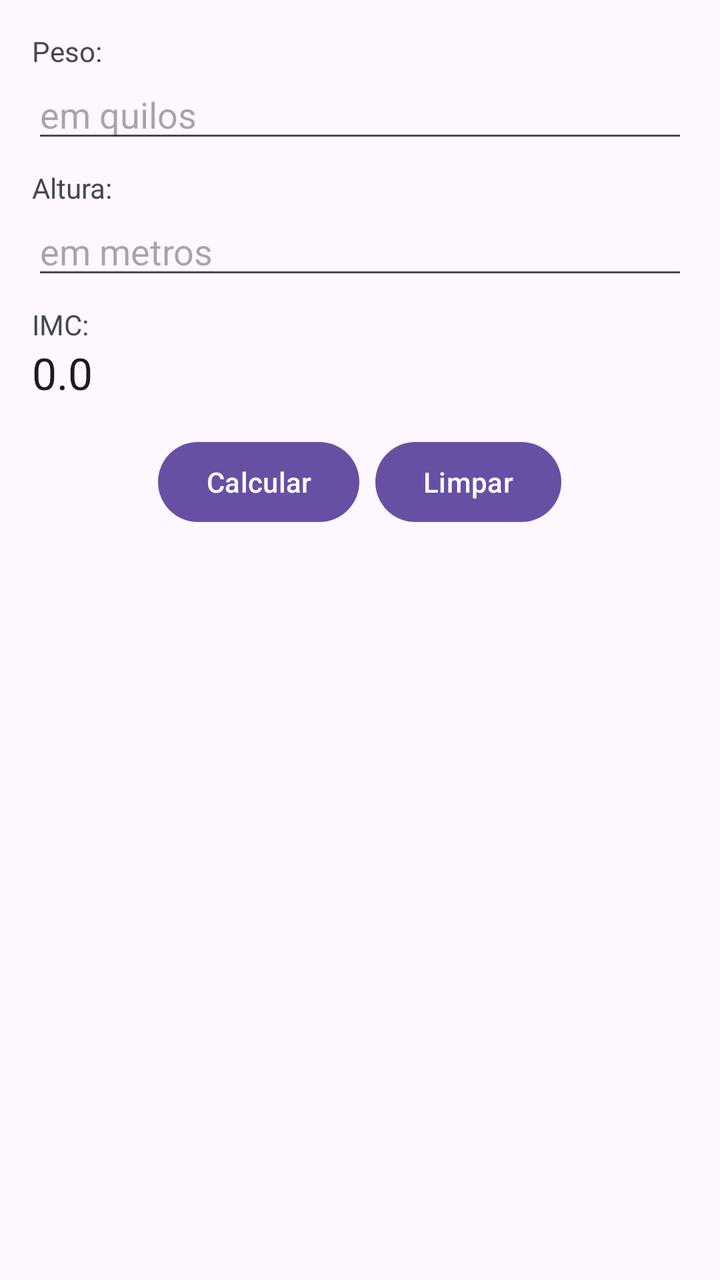
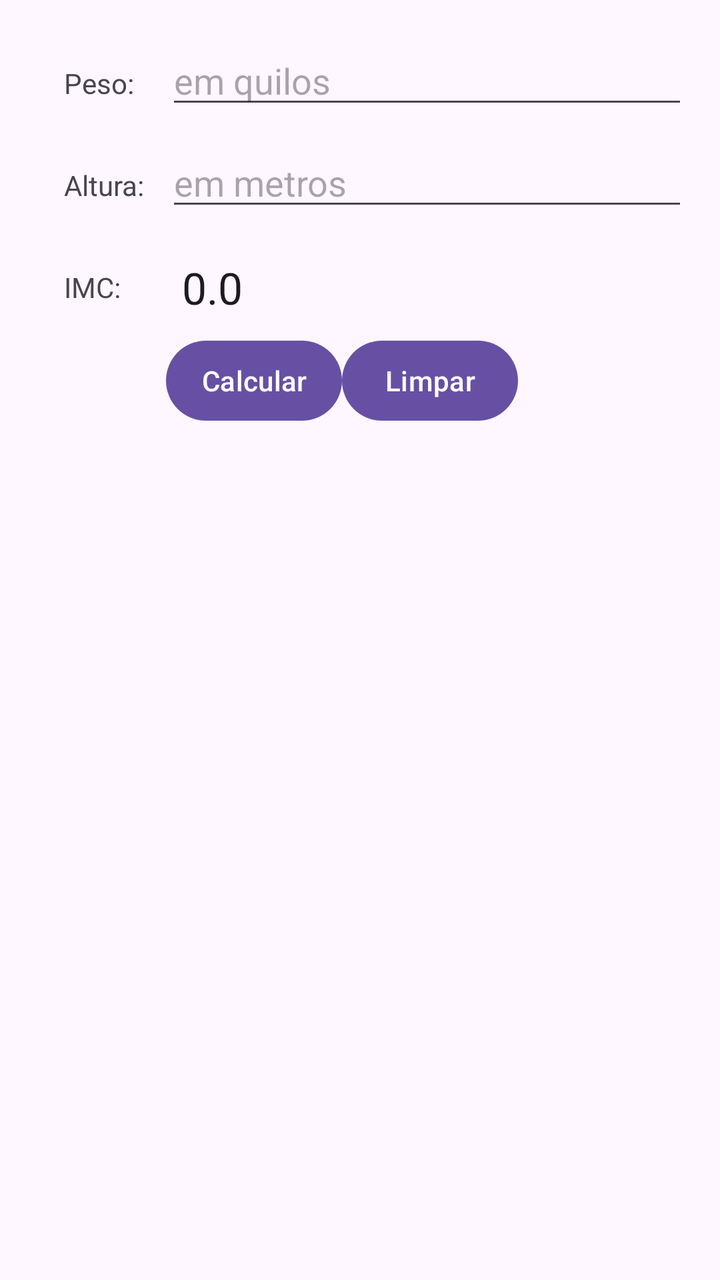

Screens rendered from an Android XML layout before and after an edit, with the pre-edit source and the edit as a unified diff.
<!-- AndroidManifest.xml: application theme Theme.CalculaIMC -->
<!-- res/layout/activity_main.xml -->
<?xml version="1.0" encoding="utf-8"?>
<LinearLayout xmlns:android="http://schemas.android.com/apk/res/android"
    xmlns:app="http://schemas.android.com/apk/res-auto"
    xmlns:tools="http://schemas.android.com/tools"
    android:id="@+id/main"
    android:layout_width="match_parent"
    android:layout_height="match_parent"
    android:orientation="vertical"
    android:padding="16dp"
    tools:context=".MainActivity">

    <TextView
        android:layout_width="wrap_content"
        android:layout_height="wrap_content"
        android:text="Peso:" />

    <EditText
        android:id="@+id/etPeso"
        android:layout_width="match_parent"
        android:layout_height="wrap_content"
        android:hint="em quilos"
        android:inputType="numberDecimal" />

    <TextView
        android:layout_width="wrap_content"
        android:layout_height="wrap_content"
        android:layout_marginTop="8dp"
        android:text="Altura:" />

    <EditText
        android:id="@+id/etAltura"
        android:layout_width="match_parent"
        android:layout_height="wrap_content"
        android:hint="em metros"
        android:inputType="numberDecimal" />

    <TextView
        android:layout_width="wrap_content"
        android:layout_height="wrap_content"
        android:layout_marginTop="8dp"
        android:text="IMC:" />

    <TextView
        android:id="@+id/tvResultado"
        android:layout_width="wrap_content"
        android:layout_height="wrap_content"
        android:text="0.0"
        android:textAppearance="@android:style/TextAppearance.Large" />

    <LinearLayout
        android:layout_width="match_parent"
        android:layout_height="wrap_content"
        android:layout_marginTop="16dp"
        android:gravity="center_horizontal"
        android:orientation="horizontal">

        <Button
            android:id="@+id/btCalcular"
            android:layout_width="wrap_content"
            android:layout_height="wrap_content"
            android:text="Calcular" />

        <Button
            android:id="@+id/btLimpar"
            android:layout_width="wrap_content"
            android:layout_height="wrap_content"
            android:layout_marginStart="8dp"
            android:text="Limpar" />

    </LinearLayout>

</LinearLayout>
<!-- resources referenced by this layout -->
<resources>
  <style name="Theme.CalculaIMC" parent="Base.Theme.CalculaIMC" />
  <style name="Base.Theme.CalculaIMC" parent="Theme.Material3.DayNight.NoActionBar">
          
          
      </style>
</resources>

<!-- the commit's change to res/layout/activity_main.xml (unified diff, before → after) -->
@@ -1,5 +1,5 @@
 <?xml version="1.0" encoding="utf-8"?>
-<LinearLayout xmlns:android="http://schemas.android.com/apk/res/android"
+<androidx.constraintlayout.widget.ConstraintLayout xmlns:android="http://schemas.android.com/apk/res/android"
     xmlns:app="http://schemas.android.com/apk/res-auto"
     xmlns:tools="http://schemas.android.com/tools"
     android:id="@+id/main"
@@ -10,63 +10,87 @@
     tools:context=".MainActivity">
 
     <TextView
+        android:id="@+id/tvPeso"
         android:layout_width="wrap_content"
         android:layout_height="wrap_content"
-        android:text="Peso:" />
+        android:padding="16dp"
+        android:text="Peso:"
+        app:layout_constraintStart_toStartOf="parent"
+        app:layout_constraintTop_toTopOf="parent" />
 
     <EditText
         android:id="@+id/etPeso"
-        android:layout_width="match_parent"
+        android:layout_width="0dp"
         android:layout_height="wrap_content"
+        android:layout_marginBottom="6dp"
         android:hint="em quilos"
-        android:inputType="numberDecimal" />
+        android:inputType="numberDecimal"
+        app:layout_constraintBottom_toBottomOf="@+id/tvPeso"
+        app:layout_constraintEnd_toEndOf="parent"
+        app:layout_constraintStart_toEndOf="@+id/tvPeso"
+        app:layout_constraintTop_toTopOf="parent" />
 
     <TextView
+        android:id="@+id/tvAltura"
         android:layout_width="wrap_content"
         android:layout_height="wrap_content"
-        android:layout_marginTop="8dp"
-        android:text="Altura:" />
+        android:padding="16dp"
+        android:text="Altura:"
+        app:layout_constraintStart_toStartOf="@+id/tvPeso"
+        app:layout_constraintTop_toBottomOf="@+id/tvPeso" />
 
     <EditText
         android:id="@+id/etAltura"
-        android:layout_width="match_parent"
+        android:layout_width="0dp"
         android:layout_height="wrap_content"
+        android:layout_marginBottom="6dp"
         android:hint="em metros"
-        android:inputType="numberDecimal" />
+        android:inputType="numberDecimal"
+        app:layout_constraintBottom_toBottomOf="@+id/tvAltura"
+        app:layout_constraintEnd_toEndOf="parent"
+        app:layout_constraintStart_toStartOf="@+id/etPeso"
+        app:layout_constraintTop_toTopOf="@id/tvAltura" />
 
     <TextView
+        android:id="@+id/tvImc"
         android:layout_width="wrap_content"
         android:layout_height="wrap_content"
-        android:layout_marginTop="8dp"
-        android:text="IMC:" />
+        android:text="IMC:"
+        android:padding="16dp"
+        app:layout_constraintStart_toStartOf="@id/tvAltura"
+        app:layout_constraintTop_toBottomOf="@id/tvAltura"
+        />
 
     <TextView
         android:id="@+id/tvResultado"
         android:layout_width="wrap_content"
         android:layout_height="wrap_content"
         android:text="0.0"
-        android:textAppearance="@android:style/TextAppearance.Large" />
+        android:textAppearance="@android:style/TextAppearance.Large"
+        android:padding="8dp"
+        app:layout_constraintStart_toStartOf="@+id/etPeso"
+        app:layout_constraintTop_toTopOf="@id/tvImc"
+        app:layout_constraintBottom_toBottomOf="@id/tvImc"
+        />
 
-    <LinearLayout
-        android:layout_width="match_parent"
+    <Button
+        android:id="@+id/btCalcular"
+        android:layout_width="wrap_content"
         android:layout_height="wrap_content"
-        android:layout_marginTop="16dp"
-        android:gravity="center_horizontal"
-        android:orientation="horizontal">
+        android:text="Calcular"
+        android:padding="8dp"
+        app:layout_constraintStart_toStartOf="@id/tvResultado"
+        app:layout_constraintTop_toBottomOf="@id/tvResultado"
+        />
 
-        <Button
-            android:id="@+id/btCalcular"
-            android:layout_width="wrap_content"
-            android:layout_height="wrap_content"
-            android:text="Calcular" />
+    <Button
+        android:id="@+id/btLimpar"
+        android:layout_width="wrap_content"
+        android:layout_height="wrap_content"
+        android:text="Limpar"
+        android:padding="8dp"
+        app:layout_constraintStart_toEndOf="@id/btCalcular"
+        app:layout_constraintTop_toTopOf="@id/btCalcular"
+        />
 
-        <Button
-            android:id="@+id/btLimpar"
-            android:layout_width="wrap_content"
-            android:layout_height="wrap_content"
-            android:layout_marginStart="8dp"
-            android:text="Limpar" />
-
-    </LinearLayout>
-
-</LinearLayout>
+</androidx.constraintlayout.widget.ConstraintLayout>
